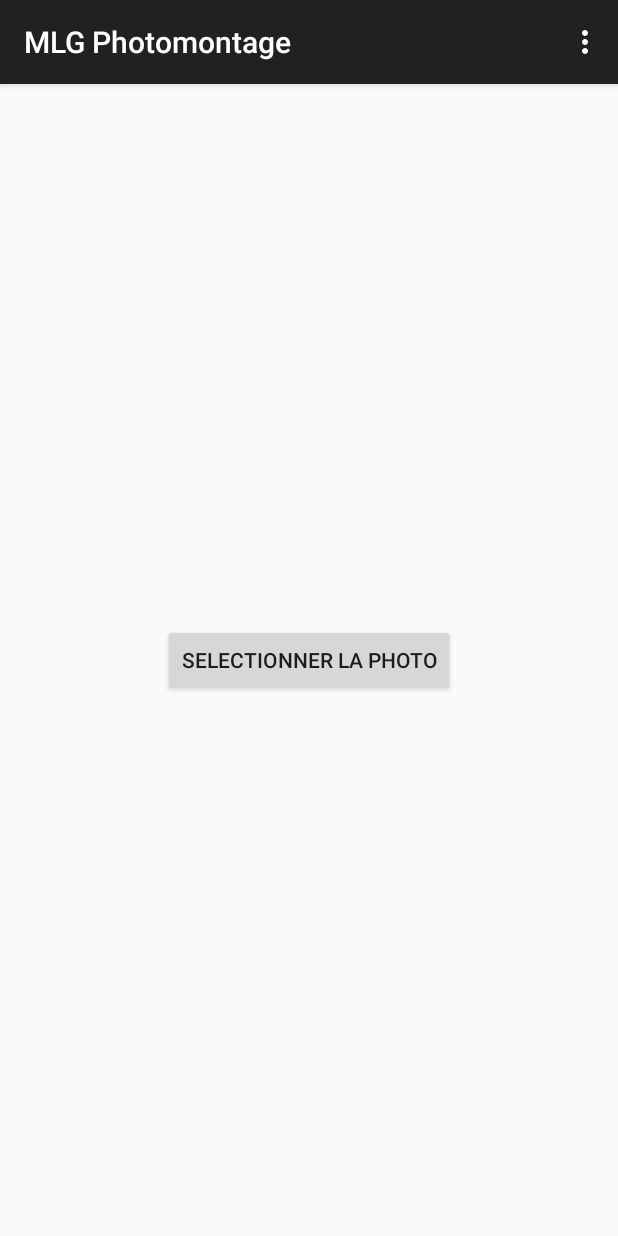
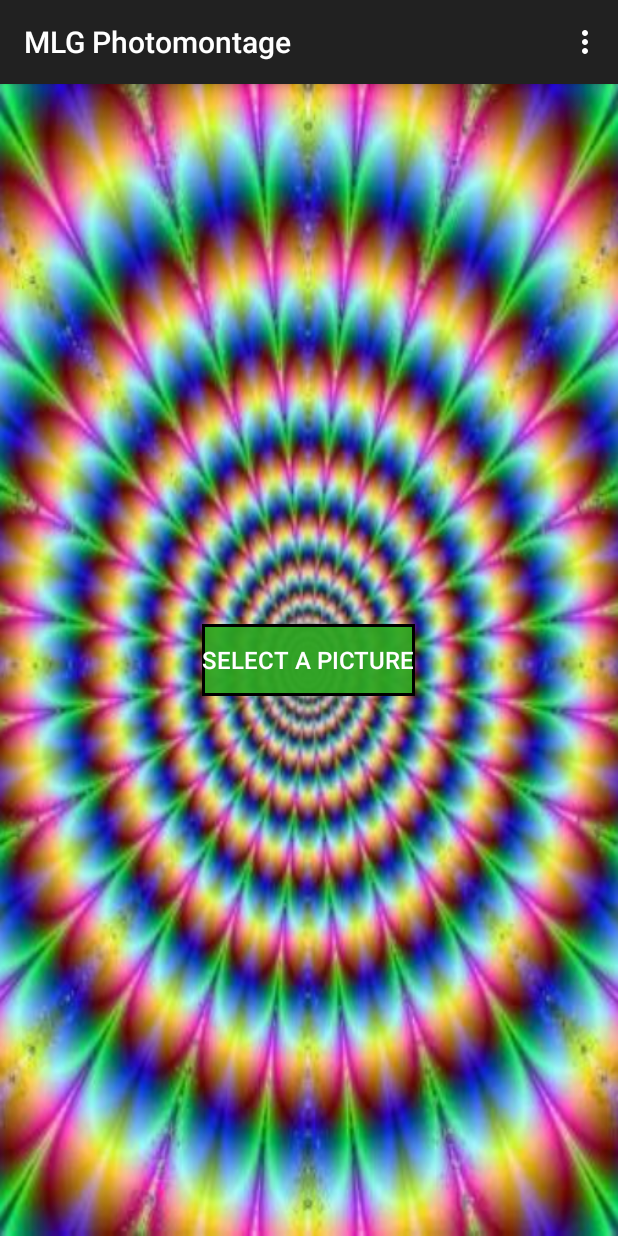
Before and after one commit to Betcheg/MLGPhotoMontage, an Android app: the screen it shows after launch (MainActivity), on a phone screen of 412 x 824 dp. Run offline under Robolectric (Android 15) with nearby library versions, the phone set to English and light mode, and no system bars.

Commit message:
Suppression Bug Ion + 1ere page redesign

```diff
--- a/app/src/main/java/betcheg/mlgphotomontage/LetTheMLGBegin.java
+++ b/app/src/main/java/betcheg/mlgphotomontage/LetTheMLGBegin.java
@@ -480,7 +480,7 @@ public class LetTheMLGBegin extends ActionBarActivity {
         iv.setClickable(true);
         iv.setId(View.generateViewId());
 
-        Ion.with(iv).load("android.resource://betcheg.mlgphotomontage/" + id);
+        //Ion.with(iv).load("android.resource://betcheg.mlgphotomontage/" + id);
 
         RelativeLayout rl = (RelativeLayout) findViewById(R.id.rl);
         RelativeLayout.LayoutParams lp = new RelativeLayout.LayoutParams(
--- a/app/src/main/java/betcheg/mlgphotomontage/MainActivity.java
+++ b/app/src/main/java/betcheg/mlgphotomontage/MainActivity.java
@@ -3,6 +3,7 @@ package betcheg.mlgphotomontage;
 import android.content.Intent;
 import android.database.Cursor;
 import android.graphics.BitmapFactory;
+import android.graphics.Color;
 import android.net.Uri;
 import android.os.Bundle;
 import android.provider.MediaStore;
@@ -26,9 +27,10 @@ public class MainActivity extends ActionBarActivity {
     protected void onCreate(Bundle savedInstanceState) {
         super.onCreate(savedInstanceState);
         setContentView(R.layout.activity_main);
+        getWindow().getDecorView().setBackgroundColor(Color.GREEN);
 
         button= (Button) findViewById(R.id.b_selectionner);
-
+        button.setTextColor(Color.parseColor("white"));
         button.setOnClickListener(new View.OnClickListener() {
             @Override
             public void onClick(View v) {
--- a/app/src/main/res/drawable/boutonadd.xml
+++ b/app/src/main/res/drawable/boutonadd.xml
@@ -2,7 +2,7 @@
 <shape xmlns:android="http://schemas.android.com/apk/res/android"
     android:shape="rectangle">
     <solid android:color="#EEFF0000" />
-    <corners android:bottomRightRadius="24dp"
+    <corners android:bottomRightRadius="30dp"
         android:bottomLeftRadius="30dp"
         android:topRightRadius="30dp"
         android:topLeftRadius="30dp"/>
--- /dev/null
+++ b/app/src/main/res/drawable/boutonbegin.xml
@@ -0,0 +1,10 @@
+<?xml version="1.0" encoding="utf-8"?>
+<shape xmlns:android="http://schemas.android.com/apk/res/android"
+    android:shape="rectangle">
+    <solid android:color="#EE2CA621" />
+
+    <stroke
+        android:width="2dp"
+        android:color="#000000" />
+
+</shape>
--- a/app/src/main/res/drawable/buttonsave.xml
+++ b/app/src/main/res/drawable/buttonsave.xml
@@ -2,7 +2,7 @@
 <shape xmlns:android="http://schemas.android.com/apk/res/android"
     android:shape="rectangle">
     <solid android:color="#DD0000FF" />
-    <corners android:bottomRightRadius="24dp"
+    <corners android:bottomRightRadius="30dp"
         android:bottomLeftRadius="30dp"
         android:topRightRadius="30dp"
         android:topLeftRadius="30dp"/>
--- a/app/src/main/res/layout/activity_main.xml
+++ b/app/src/main/res/layout/activity_main.xml
@@ -3,6 +3,7 @@
     xmlns:tools="http://schemas.android.com/tools" android:layout_width="match_parent"
     android:layout_height="match_parent" android:paddingLeft="@dimen/activity_horizontal_margin"
     android:paddingRight="@dimen/activity_horizontal_margin"
+    android:background="@drawable/lsd"
     android:paddingTop="@dimen/activity_vertical_margin"
     android:paddingBottom="@dimen/activity_vertical_margin" tools:context=".MainActivity">
 
@@ -10,7 +11,13 @@
     <Button
         android:id="@+id/b_selectionner"
         android:layout_centerInParent="true"
-        android:text="Selectionner la photo"
+        android:text="Select a picture"
+        android:layout_marginLeft="42dp"
+        android:layout_marginBottom="8dp"
+        android:layout_marginRight="42dp"
+        android:layout_marginTop="8dp"
+        android:background="@drawable/boutonbegin"
+        android:textSize="16dp"
         android:layout_width="wrap_content"
         android:layout_height="wrap_content" />
 
```
Also changed, not shown: app/src/main/res/drawable/lsd.jpg (added).
